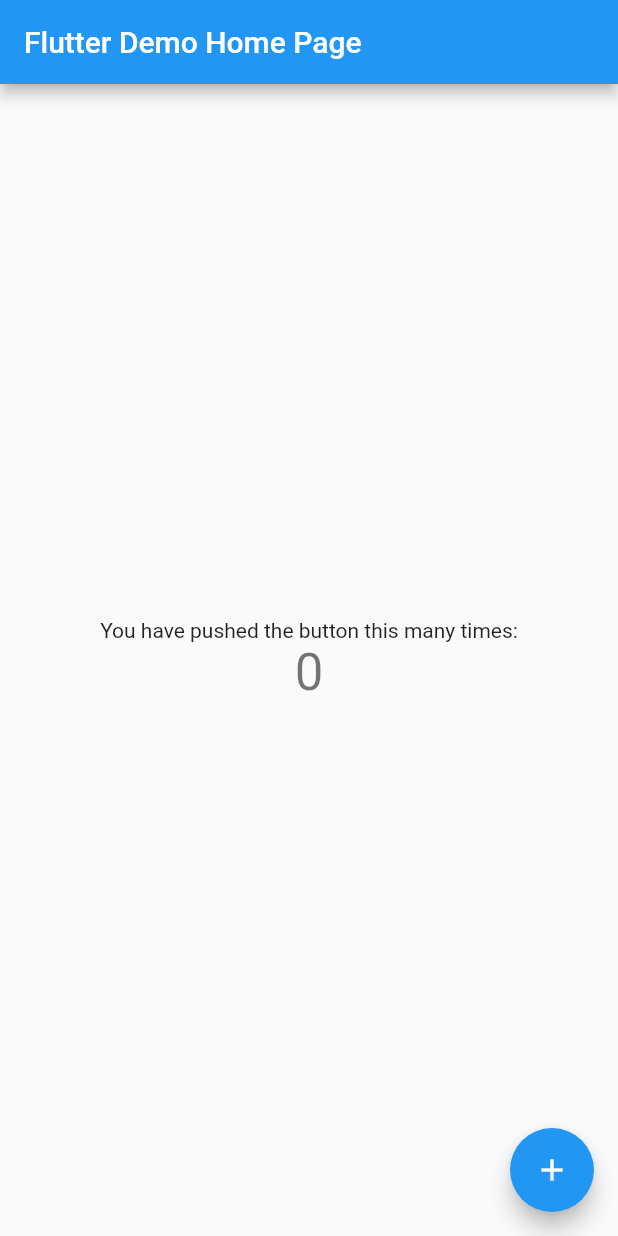
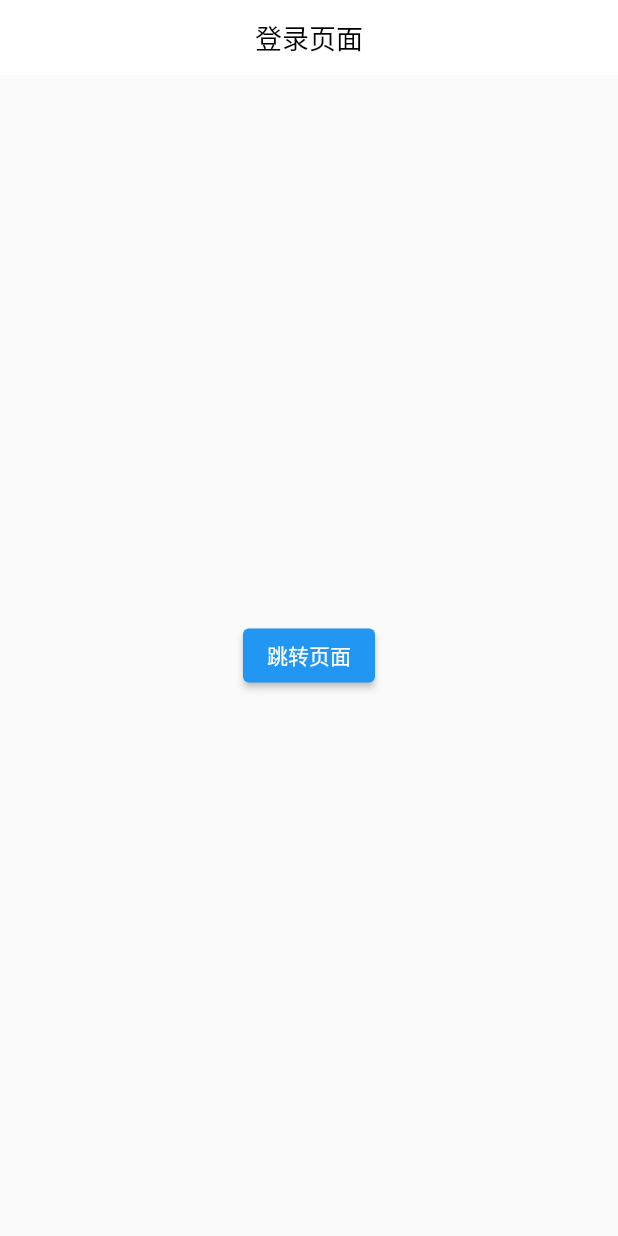
Before and after one commit to czl0325/flutter_template, a Flutter app: the screen it shows after launch, on a phone screen of 412 x 824 dp. Run offline on Flutter 3.47's test engine with Material 2 defaults, Android fonts, the phone set to English and light mode, and no system bars; our stand-ins replace dio, fluro, fluttertoast; missing offline and left inert: common_utils.

Commit message:
加入路由模块

```diff
--- a/lib/main.dart
+++ b/lib/main.dart
@@ -1,8 +1,15 @@
 import 'package:flutter/material.dart';
+import 'package:flutter_template/pages/login_page.dart';
+import 'package:flutter_template/routes/router_manager.dart';
+
+import 'utils/global.dart';
 
 void main() {
+  RouterManager.initRouter();
   runApp(const MyApp());
 }
+
+final GlobalKey<NavigatorState> navigatorKey = GlobalKey<NavigatorState>();
 
 class MyApp extends StatelessWidget {
   const MyApp({super.key});
@@ -12,104 +19,12 @@ class MyApp extends StatelessWidget {
   Widget build(BuildContext context) {
     return MaterialApp(
       title: 'Flutter Demo',
+      navigatorKey: navigatorKey,
       theme: ThemeData(
-        // This is the theme of your application.
-        //
-        // Try running your application with "flutter run". You'll see the
-        // application has a blue toolbar. Then, without quitting the app, try
-        // changing the primarySwatch below to Colors.green and then invoke
-        // "hot reload" (press "r" in the console where you ran "flutter run",
-        // or simply save your changes to "hot reload" in a Flutter IDE).
-        // Notice that the counter didn't reset back to zero; the application
-        // is not restarted.
         primarySwatch: Colors.blue,
       ),
-      home: const MyHomePage(title: 'Flutter Demo Home Page'),
+      onGenerateRoute: Global.router?.generator,
+      home: const LoginPage(),
     );
   }
 }
-
-class MyHomePage extends StatefulWidget {
-  const MyHomePage({super.key, required this.title});
-
-  // This widget is the home page of your application. It is stateful, meaning
-  // that it has a State object (defined below) that contains fields that affect
-  // how it looks.
-
-  // This class is the configuration for the state. It holds the values (in this
-  // case the title) provided by the parent (in this case the App widget) and
-  // used by the build method of the State. Fields in a Widget subclass are
-  // always marked "final".
-
-  final String title;
-
-  @override
-  State<MyHomePage> createState() => _MyHomePageState();
-}
-
-class _MyHomePageState extends State<MyHomePage> {
-  int _counter = 0;
-
-  void _incrementCounter() {
-    setState(() {
-      // This call to setState tells the Flutter framework that something has
-      // changed in this State, which causes it to rerun the build method below
-      // so that the display can reflect the updated values. If we changed
-      // _counter without calling setState(), then the build method would not be
-      // called again, and so nothing would appear to happen.
-      _counter++;
-    });
-  }
-
-  @override
-  Widget build(BuildContext context) {
-    // This method is rerun every time setState is called, for instance as done
-    // by the _incrementCounter method above.
-    //
-    // The Flutter framework has been optimized to make rerunning build methods
-    // fast, so that you can just rebuild anything that needs updating rather
-    // than having to individually change instances of widgets.
-    return Scaffold(
-      appBar: AppBar(
-        // Here we take the value from the MyHomePage object that was created by
-        // the App.build method, and use it to set our appbar title.
-        title: Text(widget.title),
-      ),
-      body: Center(
-        // Center is a layout widget. It takes a single child and positions it
-        // in the middle of the parent.
-        child: Column(
-          // Column is also a layout widget. It takes a list of children and
-          // arranges them vertically. By default, it sizes itself to fit its
-          // children horizontally, and tries to be as tall as its parent.
-          //
-          // Invoke "debug painting" (press "p" in the console, choose the
-          // "Toggle Debug Paint" action from the Flutter Inspector in Android
-          // Studio, or the "Toggle Debug Paint" command in Visual Studio Code)
-          // to see the wireframe for each widget.
-          //
-          // Column has various properties to control how it sizes itself and
-          // how it positions its children. Here we use mainAxisAlignment to
-          // center the children vertically; the main axis here is the vertical
-          // axis because Columns are vertical (the cross axis would be
-          // horizontal).
-          mainAxisAlignment: MainAxisAlignment.center,
-          children: <Widget>[
-            const Text(
-              'You have pushed the button this many times:',
-            ),
-            Text(
-              '$_counter',
-              style: Theme.of(context).textTheme.headline4,
-            ),
-          ],
-        ),
-      ),
-      floatingActionButton: FloatingActionButton(
-        onPressed: _incrementCounter,
-        tooltip: 'Increment',
-        child: const Icon(Icons.add),
-      ), // This trailing comma makes auto-formatting nicer for build methods.
-    );
-  }
-}
--- /dev/null
+++ b/lib/pages/login_page.dart
@@ -0,0 +1,27 @@
+import 'package:flutter/material.dart';
+import 'package:flutter_template/utils/global.dart';
+import 'package:flutter_template/widgets/common_widgets.dart';
+
+class LoginPage extends StatefulWidget {
+  const LoginPage({Key? key}) : super(key: key);
+
+  @override
+  State<LoginPage> createState() => _LoginPageState();
+}
+
+class _LoginPageState extends State<LoginPage> {
+  @override
+  Widget build(BuildContext context) {
+    return Scaffold(
+      appBar: CommonWidgets.topAppBar("登录页面"),
+      body: Center(
+        child: ElevatedButton(
+          onPressed: () {
+            Global.router?.navigateTo(context, "/");
+          },
+          child: const Text("跳转页面"),
+        ),
+      ),
+    );
+  }
+}
--- /dev/null
+++ b/lib/utils/global.dart
@@ -0,0 +1,5 @@
+import 'package:fluro/fluro.dart';
+
+class Global {
+  static FluroRouter? router;
+}
--- /dev/null
+++ b/lib/utils/themes.dart
@@ -0,0 +1,22 @@
+import 'package:flutter/material.dart';
+
+class DefaultStyles {
+  static const Color backgroundColor = Colors.white;
+  static const Color buttonColor = Color(0xFF00D9B8);
+  static const Color secondColor = Color(0xffeee3ae);
+  static const Color noticeColor = Color(0xFFFFD698);
+  static const Color noticeFontColor = Color(0xFFFF7B00);
+  static const Color grayBgColor = Color(0xFFF3F3F3); //Color(0xffF5F5F5);
+  static const Color wideDividerColor = Color(0xffF5F5F5);
+  static const Color dividerColor = Color(0xFFC5C5C5);
+  static const Color hintTextColor = Color(0xFFB3B3B6);
+  static const Color desTextColor = Color(0xFF333333);
+  static const Color tabBgColor = Color(0x3389b1e9);
+  static const Color primaryFontColor = Color(0xff000000);
+
+  static const double appBarHeight = 50;
+  static const double cardCircular = 10;
+
+  static const double paddingVertical = 15;
+  static const double paddingHorizontal = 15;
+}
--- /dev/null
+++ b/lib/widgets/common_widgets.dart
@@ -0,0 +1,121 @@
+import 'package:flutter/material.dart';
+import 'package:flutter/services.dart';
+
+import '../main.dart';
+import '../utils/global.dart';
+import '../utils/themes.dart';
+
+class CommonWidgets {
+  static State? getState(BuildContext context) {
+    try {
+      return context.findAncestorStateOfType();
+    } catch (e) {
+      return null;
+    }
+  }
+
+  static bool mounted(BuildContext context) {
+    var state = getState(context);
+    return state?.mounted ?? false;
+  }
+
+  static Widget empty() {
+    return const SizedBox(height: 0, width: 0);
+  }
+
+  /// 分隔线
+  static Divider divider({double height = 1, Color? color = DefaultStyles.dividerColor}) {
+    return color != null
+        ? Divider(
+            color: color,
+            thickness: height,
+            height: height,
+          )
+        : Divider(
+            thickness: height,
+            height: height,
+          );
+  }
+
+  static Widget appBarCustom(BuildContext context, Widget appBarWidget, Widget bodyWidget, {String? bgImage, Color bgColor = Colors.white, double height = 150}) {
+    DecorationImage? decorationImage = bgImage != null
+        ? DecorationImage(
+            alignment: Alignment.topCenter,
+            //fit: BoxFit.fitHeight,
+            image: AssetImage(bgImage), //'images/bg_mine_head.png'
+          )
+        : null;
+    return Scaffold(
+      appBar: PreferredSize(
+        preferredSize: Size.fromHeight(height),
+        child: Container(
+          decoration: BoxDecoration(
+            color: bgColor,
+            image: decorationImage,
+          ),
+          child: appBarWidget,
+        ),
+      ),
+      body: bodyWidget,
+      backgroundColor: bgColor,
+    );
+  }
+
+  static PreferredSizeWidget topAppBar(
+    String title, {
+    double height = DefaultStyles.appBarHeight,
+    Brightness brightness = Brightness.light,
+    PreferredSizeWidget? bottom,
+    bool centerTitle = true,
+    List<Widget>? actions,
+  }) {
+    return AppBar(
+      toolbarHeight: height + (bottom != null ? bottom.preferredSize.height : 0),
+      title: Text(
+        title,
+        style: TextStyle(fontSize: 18, color: brightness == Brightness.dark ? Colors.white : Colors.black, fontWeight: FontWeight.w500),
+      ),
+      bottom: bottom,
+      excludeHeaderSemantics: true,
+      systemOverlayStyle: brightness == Brightness.light ? SystemUiOverlayStyle.dark : SystemUiOverlayStyle.dark,
+      backgroundColor: brightness == Brightness.light ? Colors.white : null,
+      foregroundColor: brightness == Brightness.light ? Colors.black : Colors.white,
+      centerTitle: centerTitle,
+      elevation: 0,
+      actions: actions,
+    );
+  }
+
+  /// 带返回图标-应用标题栏
+  static PreferredSizeWidget backAppBar(
+    String title, {
+    double height = DefaultStyles.appBarHeight,
+    Brightness brightness = Brightness.light,
+    PreferredSizeWidget? bottom,
+    bool centerTitle = true,
+    Color? backgroundColor,
+    List<Widget>? actions,
+  }) {
+    return AppBar(
+      //toolbarHeight: height + (bottom != null ? bottom.preferredSize.height : 0),
+      leading: GestureDetector(
+        behavior: HitTestBehavior.opaque,
+        onTap: () => Global.router?.pop(navigatorKey.currentState!.overlay!.context),
+        child: Padding(
+          padding: const EdgeInsets.all(10),
+          child: Icon(Icons.arrow_back_ios, size: 16, color: brightness == Brightness.dark ? Colors.white : Colors.black),
+        ),
+      ),
+      title: Text(
+        title,
+        style: TextStyle(fontSize: 18, color: brightness == Brightness.dark ? Colors.white : Colors.black, fontWeight: FontWeight.w500),
+      ),
+      backgroundColor: backgroundColor ?? (brightness == Brightness.light ? Colors.white : null),
+      foregroundColor: brightness == Brightness.light ? Colors.black : Colors.white,
+      bottom: bottom,
+      centerTitle: centerTitle,
+      elevation: 0,
+      actions: actions,
+    );
+  }
+}
--- a/pubspec.yaml
+++ b/pubspec.yaml
@@ -39,6 +39,7 @@ dependencies:
   dio: ^4.0.6
   common_utils: ^2.1.0
   fluttertoast: ^8.1.1
+  fluro: ^2.0.4
 
 dev_dependencies:
   flutter_test:
```
Also changed, not shown: lib/pages/404_page.dart (added, +12 -0 lines), lib/pages/index_page.dart (added, +21 -0 lines), lib/routes/router_handle.dart (added, +17 -0 lines), lib/routes/router_manager.dart (added, +21 -0 lines), pubspec.lock, 32 other files.
